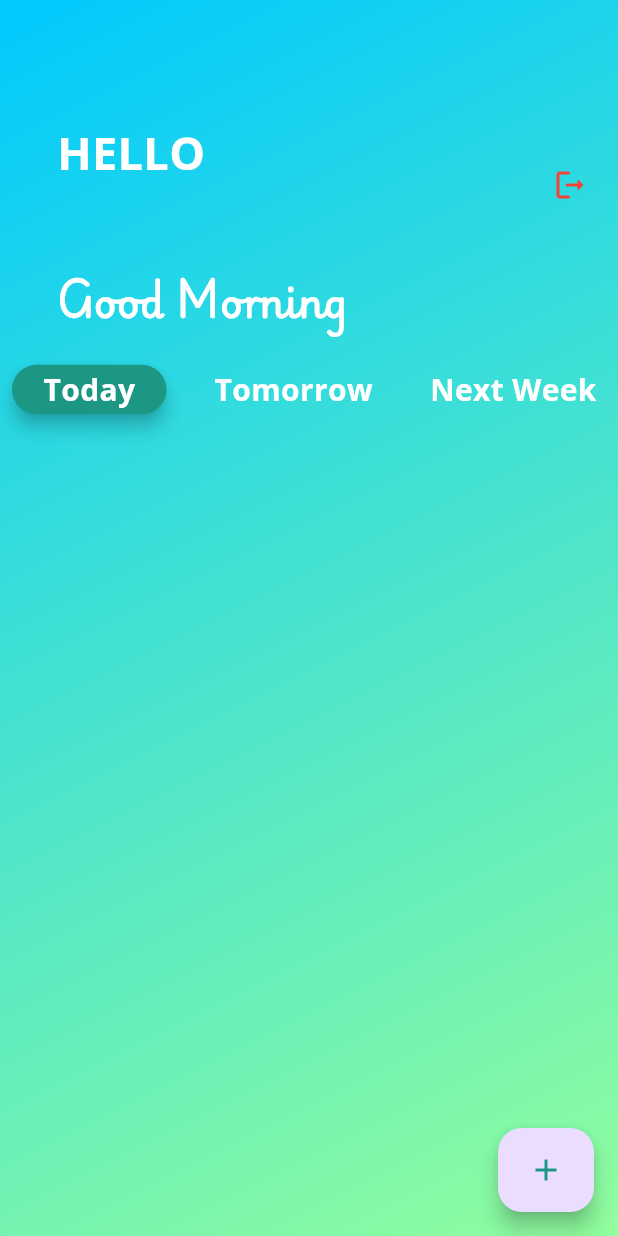
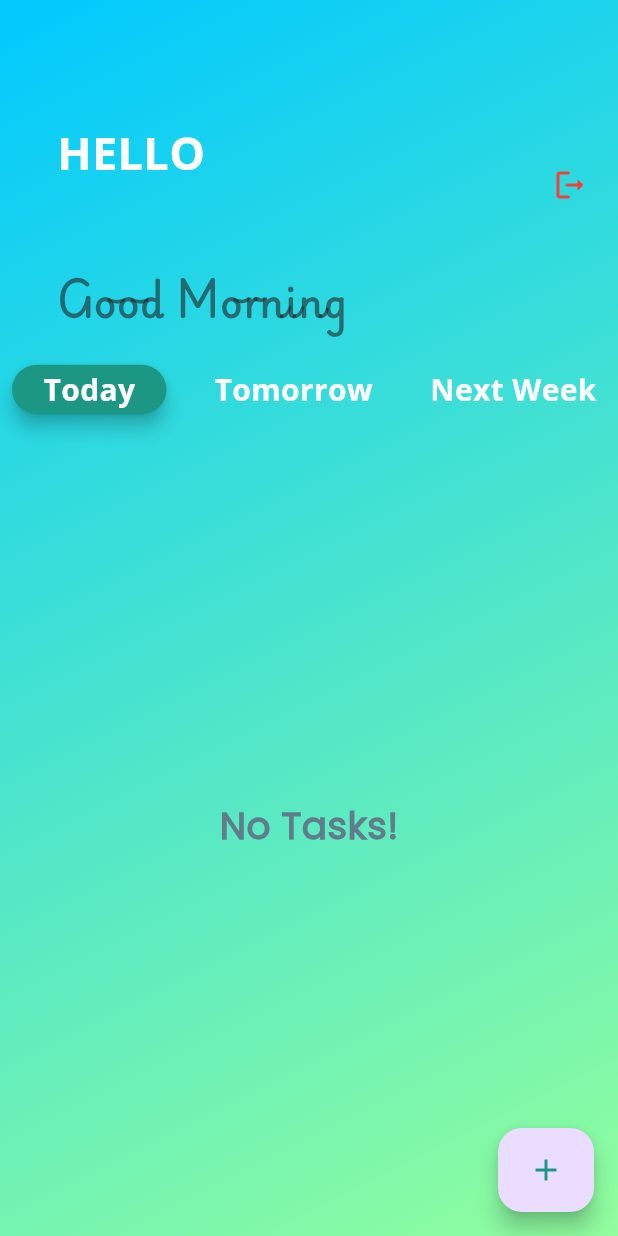
Before and after one commit to Aflah3100/Flutter_Do, a Flutter app: the ScreenHome screen opened directly with empty values, on a phone screen of 412 x 824 dp. Run offline on Flutter 3.47's test engine with Material 3 defaults, Android fonts, the phone set to English and light mode, and no system bars; our stand-ins replace cloud_firestore, firebase_auth, firebase_core; accounts and stored records are empty.

Commit message:
Updated Edit function,Home Screen Issues

```diff
--- a/lib/screens/home_screen/home_screen.dart
+++ b/lib/screens/home_screen/home_screen.dart
@@ -11,11 +11,25 @@ class ScreenHome extends StatelessWidget {
 
   String userName;
 
+  ValueNotifier<Priorities> buttonNotifier = ValueNotifier(Priorities.today);
+
+  //Get-Hour-Function
+  String getHour() {
+    final hour = DateTime.now().hour;
+
+    if (hour < 12) {
+      return "Good Morning";
+    } else if (hour < 18) {
+      return "Good Afternoon";
+    } else {
+      return "Good Evening";
+    }
+  }
+
   @override
   Widget build(BuildContext context) {
     final height = MediaQuery.sizeOf(context).height;
     final width = MediaQuery.sizeOf(context).width;
-    ValueNotifier<Priorities> buttonNotifier = ValueNotifier(Priorities.today);
 
     return Scaffold(
       body: SafeArea(
@@ -74,10 +88,10 @@ class ScreenHome extends StatelessWidget {
                     ),
 
                     //Good Morning Text
-                    const Text(
-                      'Good Morning',
-                      style: TextStyle(
-                          color: Colors.white,
+                    Text(
+                      getHour(),
+                      style: const TextStyle(
+                          color: Color.fromARGB(153, 34, 34, 34),
                           fontSize: 25.0,
                           fontFamily: 'PlayWriteNGModern',
                           fontWeight: FontWeight.w600),
@@ -211,6 +225,7 @@ class ScreenHome extends StatelessWidget {
                                 return const Center(
                                     child: CircularProgressIndicator());
                               } else if (snapshot.hasData) {
+                                if ((snapshot.data!.docs.isNotEmpty)) {
                                   return Expanded(
                                     child: ListView.separated(
                                         itemBuilder: (ctx, index) {
@@ -230,12 +245,21 @@ class ScreenHome extends StatelessWidget {
                                                                   .editTask,
                                                               task: currentTask
                                                                   .task,
-                                                            description: currentTask
+                                                              description:
+                                                                  currentTask
                                                                       .taskDescription,
-                                                            taskId: currentTask
+                                                              taskId:
+                                                                  currentTask
                                                                       .taskId,
                                                             )));
                                               },
+                                              //List-Tile-Card-Widget
+                                              child: Card(
+                                                color: Colors.transparent,
+                                                elevation: 1,
+                                                shadowColor:
+                                                    const Color.fromARGB(
+                                                        255, 228, 227, 227),
                                                 child: ListTile(
                                                   title: Center(
                                                     child: Text(
@@ -249,10 +273,13 @@ class ScreenHome extends StatelessWidget {
                                                   ),
                                                   subtitle: Center(
                                                     child: Text(
-                                                  currentTask.taskDescription ??
+                                                      currentTask
+                                                              .taskDescription ??
                                                           "",
                                                       style: const TextStyle(
-                                                      fontFamily: 'Poppins'),
+                                                          fontFamily:
+                                                              'Poppins'),
+                                                    ),
                                                   ),
                                                 ),
                                               ),
@@ -266,8 +293,30 @@ class ScreenHome extends StatelessWidget {
                                         itemCount: snapshot.data!.docs.length),
                                   );
                                 } else {
+                                  return const Expanded(
+                                    child: Center(
+                                      child: Text(
+                                        'No Tasks!',
+                                        style: TextStyle(
+                                            fontFamily: 'Poppins',
+                                            fontSize: 25.0,
+                                            backgroundColor: Colors.transparent,
+                                            color: Colors.blueGrey,
+                                            fontWeight: FontWeight.bold),
+                                      ),
+                                    ),
+                                  );
+                                }
+                              } else {
                                 return const Center(
-                                  child: Text('No Tasks!'),
+                                  child: Text(
+                                    'Error in Fetching Tasks!',
+                                    style: TextStyle(
+                                        fontFamily: 'Poppins',
+                                        fontSize: 20.0,
+                                        color: Colors.red,
+                                        fontWeight: FontWeight.bold),
+                                  ),
                                 );
                               }
                             });
```
Also changed, not shown: lib/firebase/firestore/firestore_functions.dart (+13 -0 lines), lib/screens/add_edit_task_screen/screen_add_edit_task.dart (+10 -3 lines). Lines whose indentation alone changed are shown as unchanged.
